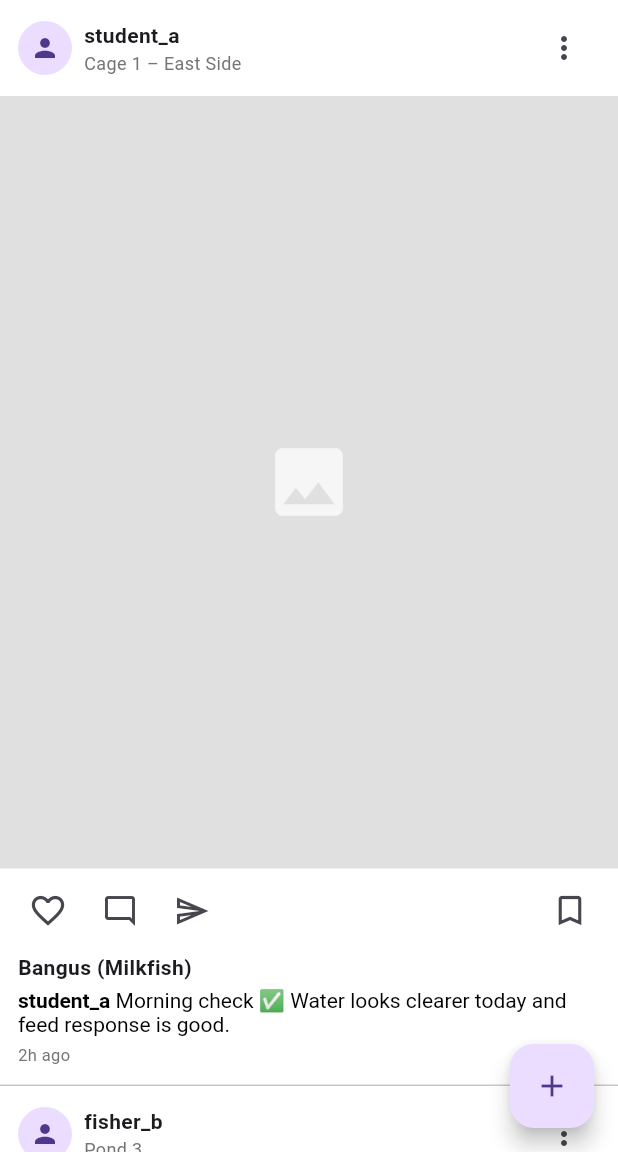
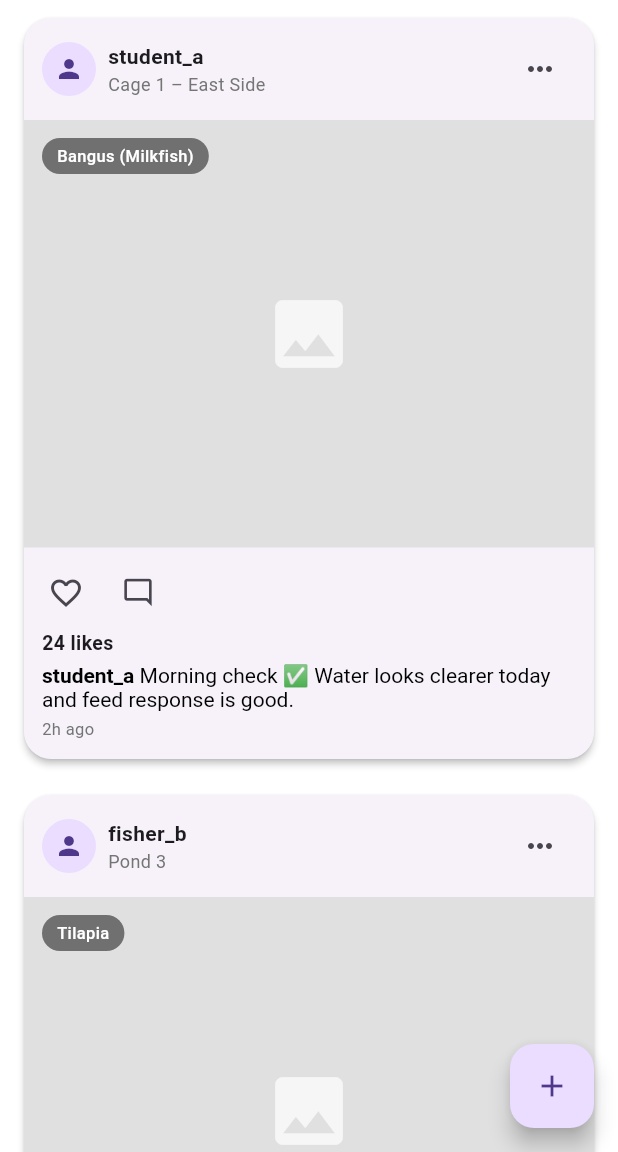
Before and after one commit to Dale861/CMSC-128-Isdex, a Flutter app: the screen it shows once a user with an empty profile is signed in, item 2 of the bottom bar chosen, on a phone screen of 412 x 824 dp, the part 84-1236 px from its top. Run offline on Flutter 3.47's test engine with Material 3 defaults, Android fonts, the phone set to English and light mode, and no system bars; our stand-ins replace firebase_auth, firebase_core, firebase_database, flutter_map, latlong2; accounts and stored records are empty.

Commit message:
Improved Community page

```diff
--- a/lib/screens/community_page.dart
+++ b/lib/screens/community_page.dart
@@ -1,4 +1,6 @@
 import 'package:flutter/material.dart';
+import 'package:firebase_auth/firebase_auth.dart';
+import 'login_page.dart';
 
 class CommunityPage extends StatelessWidget {
   const CommunityPage({super.key});
@@ -30,16 +32,25 @@
       body: const SafeArea(
         child: _FeedList(),
       ),
+
+      // + button: if not logged in -> dialog; if logged in -> create post sheet
       floatingActionButton: FloatingActionButton(
-        onPressed: () => _openCreatePostSheet(context),
+        onPressed: () {
+          final user = FirebaseAuth.instance.currentUser;
+
+          if (user == null) {
+            _showLoginPrompt(context);
+          } else {
+            _openCreatePostSheet(context);
+          }
+        },
         child: const Icon(Icons.add),
       ),
-
     );
   }
 }
 
-/// Feed list with IG-style posts (for now uses dummy data)
+/// Feed list with dummy posts for now
 class _FeedList extends StatelessWidget {
   const _FeedList();
 
@@ -51,6 +62,7 @@
           'caption':
               'Morning check ✅ Water looks clearer today and feed response is good.',
           'timeAgo': '2h ago',
+          'likes': '24',
         },
         {
           'username': 'fisher_b',
@@ -59,6 +71,7 @@
           'caption':
               'Anyone else seeing slower growth this week? Might be the temperature.',
           'timeAgo': '6h ago',
+          'likes': '11',
         },
         {
           'username': 'researcher_c',
@@ -67,6 +80,7 @@
           'caption':
               'Sampled DO levels this afternoon. Slight drop vs yesterday, monitoring tomorrow.',
           'timeAgo': '1d ago',
+          'likes': '37',
         },
       ];
 
@@ -85,19 +99,21 @@
           species: post['species'] ?? '',
           caption: post['caption'] ?? '',
           timeAgo: post['timeAgo'] ?? '',
+          likes: post['likes'] ?? '0',
         );
       },
     );
   }
 }
 
-/// Single post item – IG-style: header, image, actions, caption, time
+/// Single post card – picture-focused, unique layout, like+comment only
 class _PostItem extends StatelessWidget {
   final String username;
   final String location;
   final String species;
   final String caption;
   final String timeAgo;
+  final String likes;
 
   const _PostItem({
     required this.username,
@@ -105,15 +121,25 @@
     required this.species,
     required this.caption,
     required this.timeAgo,
+    required this.likes,
   });
 
   @override
   Widget build(BuildContext context) {
-    return Column(
+    return Padding(
+      padding: const EdgeInsets.symmetric(horizontal: 12, vertical: 8),
+      child: Card(
+        shape: RoundedRectangleBorder(
+          borderRadius: BorderRadius.circular(18),
+        ),
+        elevation: 2,
+        clipBehavior: Clip.antiAlias,
+        child: Column(
+          crossAxisAlignment: CrossAxisAlignment.start,
           children: [
-        // HEADER: avatar, username, location, menu
+            // TOP: username + location + menu
             Padding(
-          padding: const EdgeInsets.symmetric(horizontal: 12, vertical: 8),
+              padding: const EdgeInsets.symmetric(horizontal: 12, vertical: 10),
               child: Row(
                 children: [
                   const CircleAvatar(
@@ -147,20 +173,21 @@
                     onPressed: () {
                       // later: show report / options menu
                     },
-                icon: const Icon(Icons.more_vert),
+                    icon: const Icon(Icons.more_horiz),
+                    splashRadius: 20,
                   ),
                 ],
               ),
             ),
 
-        // IMAGE AREA (placeholder for now)
+            // IMAGE AREA – main focus
             AspectRatio(
-          aspectRatio: 4 / 5, // tall post like IG
-          child: Container(
-            margin: const EdgeInsets.symmetric(horizontal: 0),
-            decoration: BoxDecoration(
+              aspectRatio: 4 / 3,
+              child: Stack(
+                fit: StackFit.expand,
+                children: [
+                  Container(
                     color: Colors.grey[300],
-            ),
                     child: const Center(
                       child: Icon(
                         Icons.image,
@@ -169,55 +196,71 @@
                       ),
                     ),
                   ),
+                  if (species.isNotEmpty)
+                    Positioned(
+                      left: 12,
+                      top: 12,
+                      child: Container(
+                        padding: const EdgeInsets.symmetric(
+                          horizontal: 10,
+                          vertical: 4,
+                        ),
+                        decoration: BoxDecoration(
+                          color: Colors.black.withOpacity(0.5),
+                          borderRadius: BorderRadius.circular(12),
+                        ),
+                        child: Text(
+                          species,
+                          style: const TextStyle(
+                            color: Colors.white,
+                            fontSize: 11,
+                            fontWeight: FontWeight.w500,
+                          ),
+                        ),
+                      ),
+                    ),
+                ],
+              ),
             ),
 
-        // ACTIONS: like, comment, share, bookmark
-        Padding
-        (
-          padding: const EdgeInsets.symmetric(horizontal: 8, vertical: 4),
+            const SizedBox(height: 6),
+
+            // ACTIONS: like + comment only
+            Padding(
+              padding: const EdgeInsets.symmetric(horizontal: 4),
               child: Row(
                 children: [
                   IconButton(
                     onPressed: () {
                       // later: like
                     },
-                icon: const Icon(Icons.favorite_border, size: 26),
+                    icon: const Icon(Icons.favorite_border, size: 24),
+                    splashRadius: 20,
                   ),
                   IconButton(
                     onPressed: () {
                       // later: open comments
                     },
-                icon: const Icon(Icons.mode_comment_outlined, size: 24),
-              ),
-              IconButton(
-                onPressed: () {
-                  // later: share
-                },
-                icon: const Icon(Icons.send_outlined, size: 24),
+                    icon: const Icon(Icons.mode_comment_outlined, size: 22),
+                    splashRadius: 20,
                   ),
                   const Spacer(),
-              IconButton(
-                onPressed: () {
-                  // later: save/bookmark
-                },
-                icon: const Icon(Icons.bookmark_border, size: 26),
-              ),
                 ],
               ),
             ),
 
-        // SPECIES + CAPTION
+            // LIKES + CAPTION + TIME
             Padding(
-          padding: const EdgeInsets.symmetric(horizontal: 12),
+              padding:
+                  const EdgeInsets.symmetric(horizontal: 12).copyWith(bottom: 12),
               child: Column(
                 crossAxisAlignment: CrossAxisAlignment.start,
                 children: [
-              if (species.isNotEmpty)
                   Text(
-                  species,
+                    '$likes likes',
                     style: const TextStyle(
                       fontWeight: FontWeight.w600,
-                    fontSize: 14,
+                      fontSize: 13,
                     ),
                   ),
                   const SizedBox(height: 4),
@@ -247,13 +290,13 @@
                 ],
               ),
             ),
-
-        const SizedBox(height: 12),
-        const Divider(height: 1),
           ],
+        ),
+      ),
     );
   }
 }
+
 /// Bottom sheet for creating a new post (UI only for now)
 void _openCreatePostSheet(BuildContext context) {
   final captionController = TextEditingController();
@@ -299,7 +342,7 @@
 
               // Image preview placeholder
               AspectRatio(
-                aspectRatio: 4 / 5,
+                aspectRatio: 4 / 3,
                 child: Container(
                   decoration: BoxDecoration(
                     color: Colors.grey[300],
@@ -316,7 +359,6 @@
               ),
               const SizedBox(height: 8),
 
-              // Later: this button will open image picker
               OutlinedButton.icon(
                 onPressed: () {
                   // TODO: integrate image picker later
@@ -345,7 +387,6 @@
                 width: double.infinity,
                 child: ElevatedButton(
                   onPressed: () {
-                    // UI only for now: we just close and show a message
                     if (captionController.text.trim().isEmpty) {
                       ScaffoldMessenger.of(context).showSnackBar(
                         const SnackBar(
@@ -372,3 +413,30 @@
     },
   );
 }
+
+/// Login-required dialog from your teammate, adapted to take BuildContext
+void _showLoginPrompt(BuildContext context) {
+  showDialog(
+    context: context,
+    builder: (context) => AlertDialog(
+      title: const Text('Login Required'),
+      content: const Text('Please log in to use this feature.'),
+      actions: [
+        TextButton(
+          onPressed: () => Navigator.pop(context),
+          child: const Text('Cancel'),
+        ),
+        TextButton(
+          onPressed: () {
+            Navigator.pop(context);
+            Navigator.push(
+              context,
+              MaterialPageRoute(builder: (_) => const LoginPage()),
+            );
+          },
+          child: const Text('Log In'),
+        ),
+      ],
+    ),
+  );
+}
```
Lines whose indentation alone changed are shown as unchanged.
